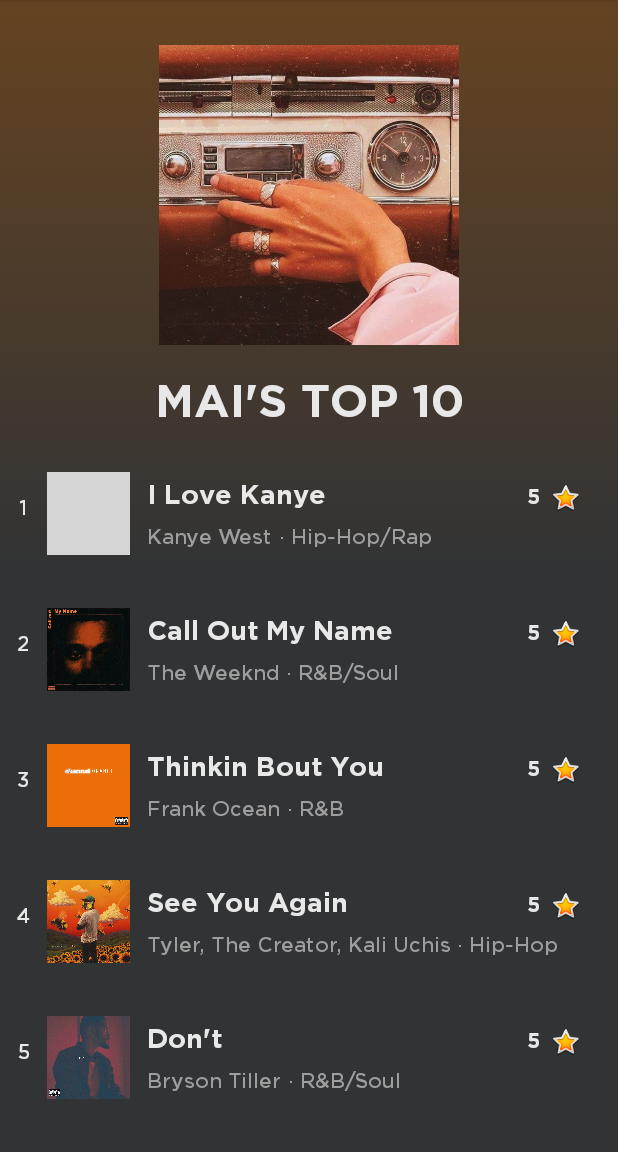
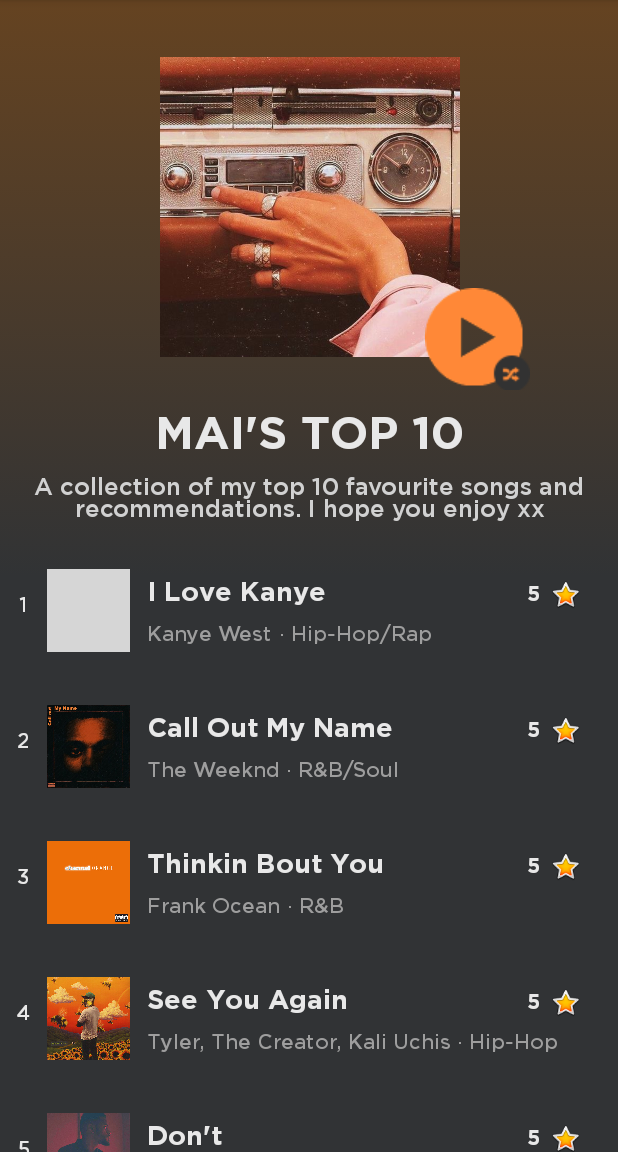
Before and after one commit to m9039/Music_Recommender_App, an Android app: the screen it shows after launch (MainActivity), on a phone screen of 412 x 824 dp, the part 84-1236 px from its top. Run offline under Robolectric (Android 15) with nearby library versions, the phone set to English and light mode, and no system bars; grey boxes are pictures that could not be loaded.

Commit message:
add shuffle button

```diff
--- a/app/src/main/java/au/edu/unsw/infs3634/musicrecommender/DetailActivity.java
+++ b/app/src/main/java/au/edu/unsw/infs3634/musicrecommender/DetailActivity.java
@@ -69,7 +69,6 @@
 
         ImageView ImageSpot = findViewById(R.id.ivAlbumSpot);
         ImageSpot.setImageResource(song.getSpotify());
-
     }
 
     public void geniusSearch() {
@@ -79,4 +78,8 @@
         Intent i = new Intent(Intent.ACTION_VIEW, Uri.parse(song.getWebsite()));
         startActivity(i);
     }
+
+//    public int getRandomSong() {
+//
+//    }
 }
--- a/app/src/main/java/au/edu/unsw/infs3634/musicrecommender/MainActivity.java
+++ b/app/src/main/java/au/edu/unsw/infs3634/musicrecommender/MainActivity.java
@@ -51,7 +51,6 @@
                 songAdapter.getFilter().filter(query);
                 return false;
             }
-
             @Override
             public boolean onQueryTextChange(String newText) {            //when there are text changes
                 songAdapter.getFilter().filter(newText);
--- /dev/null
+++ b/app/src/main/res/drawable/ic_forwardfive.xml
@@ -0,0 +1,6 @@
+<vector android:height="24dp" android:tint="#FF8837"
+    android:viewportHeight="24" android:viewportWidth="24"
+    android:width="24dp" xmlns:android="http://schemas.android.com/apk/res/android">
+    <path android:fillColor="@android:color/white" android:pathData="M18,13c0,3.31 -2.69,6 -6,6s-6,-2.69 -6,-6s2.69,-6 6,-6v4l5,-5l-5,-5v4c-4.42,0 -8,3.58 -8,8c0,4.42 3.58,8 8,8c4.42,0 8,-3.58 8,-8H18z"/>
+    <path android:fillColor="@android:color/white" android:pathData="M12.03,15.38c-0.44,0 -0.58,-0.31 -0.6,-0.56h-0.84c0.03,0.85 0.79,1.25 1.44,1.25c0.93,0 1.44,-0.63 1.44,-1.43c0,-1.33 -0.97,-1.44 -1.3,-1.44c-0.2,0 -0.43,0.05 -0.64,0.16l0.11,-0.92h1.7v-0.71h-2.39l-0.25,2.17l0.67,0.17c0.13,-0.13 0.28,-0.23 0.57,-0.23c0.4,0 0.69,0.23 0.69,0.75C12.62,14.64 12.65,15.38 12.03,15.38z"/>
+</vector>
--- /dev/null
+++ b/app/src/main/res/drawable/ic_rewindfive.xml
@@ -0,0 +1,6 @@
+<vector android:height="24dp" android:tint="#FF8837"
+    android:viewportHeight="24" android:viewportWidth="24"
+    android:width="24dp" xmlns:android="http://schemas.android.com/apk/res/android">
+    <path android:fillColor="@android:color/white" android:pathData="M12,5V1L7,6l5,5V7c3.31,0 6,2.69 6,6s-2.69,6 -6,6s-6,-2.69 -6,-6H4c0,4.42 3.58,8 8,8s8,-3.58 8,-8S16.42,5 12,5z"/>
+    <path android:fillColor="@android:color/white" android:pathData="M10.69,13.9l0.25,-2.17h2.39v0.71h-1.7l-0.11,0.92c0.03,-0.02 0.07,-0.03 0.11,-0.05s0.09,-0.04 0.15,-0.05s0.12,-0.03 0.18,-0.04s0.13,-0.02 0.2,-0.02c0.21,0 0.39,0.03 0.55,0.1s0.3,0.16 0.41,0.28s0.2,0.27 0.25,0.45s0.09,0.38 0.09,0.6c0,0.19 -0.03,0.37 -0.09,0.54s-0.15,0.32 -0.27,0.45s-0.27,0.24 -0.45,0.31s-0.39,0.12 -0.64,0.12c-0.18,0 -0.36,-0.03 -0.53,-0.08s-0.32,-0.14 -0.46,-0.24s-0.24,-0.24 -0.32,-0.39s-0.13,-0.33 -0.13,-0.53h0.84c0.02,0.18 0.08,0.32 0.19,0.41s0.25,0.15 0.42,0.15c0.11,0 0.2,-0.02 0.27,-0.06s0.14,-0.1 0.18,-0.17s0.08,-0.15 0.11,-0.25s0.03,-0.2 0.03,-0.31s-0.01,-0.21 -0.04,-0.31s-0.07,-0.17 -0.13,-0.24s-0.13,-0.12 -0.21,-0.15s-0.19,-0.05 -0.3,-0.05c-0.08,0 -0.15,0.01 -0.2,0.02s-0.11,0.03 -0.15,0.05s-0.08,0.05 -0.12,0.07s-0.07,0.06 -0.1,0.09L10.69,13.9z"/>
+</vector>
--- a/app/src/main/res/layout/activity_main.xml
+++ b/app/src/main/res/layout/activity_main.xml
@@ -1,6 +1,7 @@
 <?xml version="1.0" encoding="utf-8"?>
 
-<androidx.coordinatorlayout.widget.CoordinatorLayout xmlns:android="http://schemas.android.com/apk/res/android"
+<androidx.coordinatorlayout.widget.CoordinatorLayout
+    xmlns:android="http://schemas.android.com/apk/res/android"
     xmlns:app="http://schemas.android.com/apk/res-auto"
     xmlns:tools="http://schemas.android.com/tools"
     android:layout_width="match_parent"
@@ -26,17 +27,38 @@
                 android:orientation="vertical"
                 android:layout_gravity="center">
 
+                <androidx.constraintlayout.widget.ConstraintLayout
+                    android:layout_width="match_parent"
+                    android:layout_height="match_parent">
+
                     <ImageView
                         android:layout_width="200dp"
                         android:layout_height="200dp"
-                    android:layout_gravity="center"
                         android:layout_marginTop="30dp"
-                    android:layout_marginBottom="20dp"
+                        android:layout_marginBottom="25dp"
                         android:src="@drawable/playlistcover"
-                    app:layout_collapseMode="parallax" />
+                        app:layout_collapseMode="parallax"
+                        app:layout_constraintBottom_toBottomOf="parent"
+                        app:layout_constraintEnd_toEndOf="parent"
+                        app:layout_constraintHorizontal_bias="0.5"
+                        app:layout_constraintStart_toStartOf="parent"
+                        app:layout_constraintTop_toTopOf="parent" />
+
+                    <ImageButton
+                        android:layout_width="83dp"
+                        android:layout_height="91dp"
+                        android:layout_marginStart="255dp"
+                        android:layout_marginTop="180dp"
+                        android:backgroundTint="#00FF8837"
+                        android:src="@drawable/ic_shuffle"
+                        app:layout_constraintStart_toStartOf="parent"
+                        app:layout_constraintTop_toTopOf="parent" />
+
+                </androidx.constraintlayout.widget.ConstraintLayout>
+
 
                 <TextView
-                    android:layout_width="272dp"
+                    android:layout_width="match_parent"
                     android:layout_height="wrap_content"
                     android:layout_marginBottom="10dp"
                     android:fontFamily="@font/gothambold"
@@ -45,6 +67,16 @@
                     android:textColor="#E8E8E8"
                     android:textSize="30sp"
                     android:textStyle="bold" />
+
+                <TextView
+                    android:layout_width="370dp"
+                    android:layout_height="wrap_content"
+                    android:layout_marginBottom="10dp"
+                    android:fontFamily="@font/gothammedium"
+                    android:gravity="center"
+                    android:text= "A collection of my top 10 favourite songs and recommendations. I hope you enjoy xx"
+                    android:textColor="#D1D1D1"
+                    android:textSize="16sp" />
 
             </LinearLayout>
 
--- a/app/src/main/res/menu/menu_main.xml
+++ b/app/src/main/res/menu/menu_main.xml
@@ -9,7 +9,7 @@
         <menu>
             <item
                 android:id="@+id/sortDefault"
-                android:title="Default" />
+                android:title="Default"/>
             <item
                 android:id="@+id/sortName"
                 android:title="Song: A-Z" />
```
Also changed, not shown: app/src/main/java/au/edu/unsw/infs3634/musicrecommender/VideoActivity.java (+54 -9 lines), app/src/main/res/drawable/circlebutton.xml (+59 -10 lines), app/src/main/res/layout/activity_video.xml (+8 -8 lines), app/src/main/res/drawable/ic_shuffle.png (added). Lines whose indentation alone changed are shown as unchanged.
